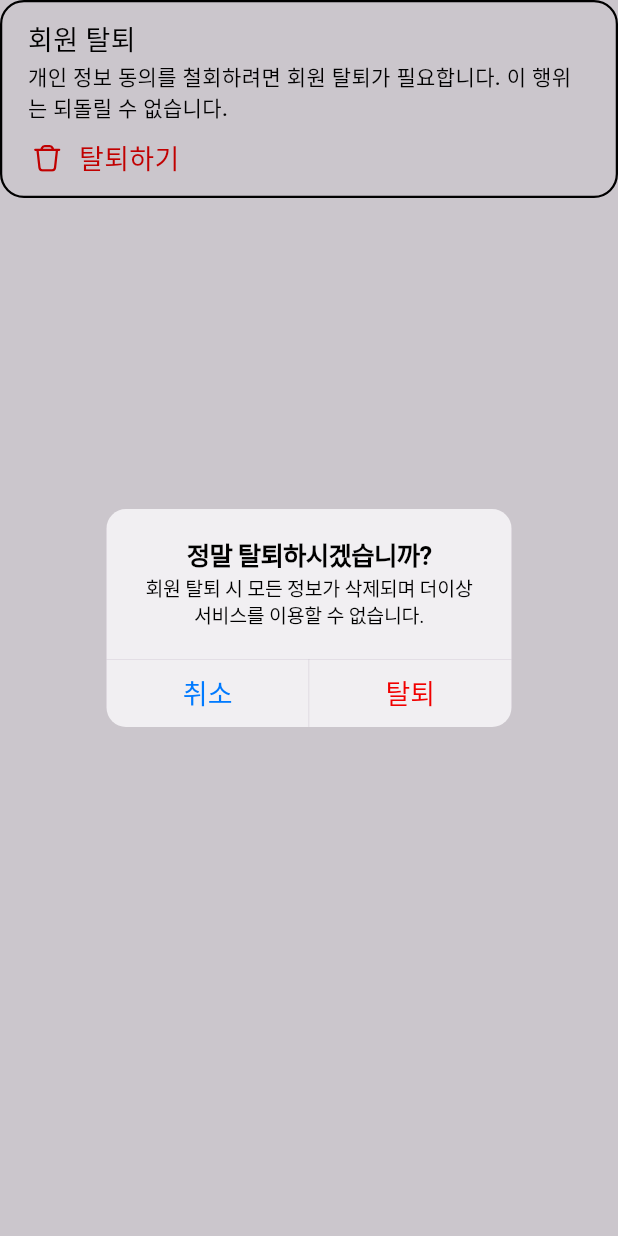
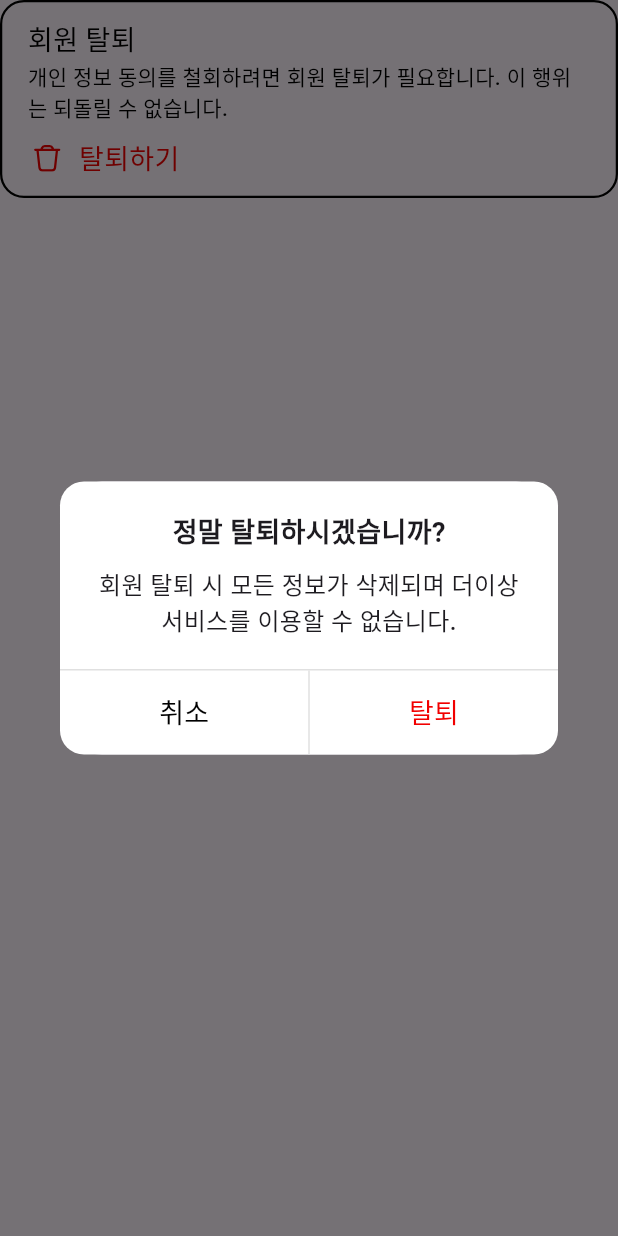
Before and after one commit to Yejin-02/bbun-finder-fe, a Flutter app: the BbunDelete widget shown alone on an empty page, opened directly, after a tap on "탈퇴하기", on a phone screen of 412 x 824 dp. Run offline on Flutter 3.47's test engine with Material 3 defaults, Android fonts, the phone set to English and light mode, and no system bars; our stand-ins replace auto_route, dio, flutter_bloc, flutter_dotenv, flutter_svg, freezed_annotation and 5 more; missing offline and left inert: dart:html, flutter_web_auth_2, flutter_web_frame, mutex; generated files the repository leaves out were written again; Roboto replaces fonts that are missing (Pretendard).

Commit message:
add custom dialog

```diff
--- a/lib/modules/bbun/presentation/widgets/bbun_delete.dart
+++ b/lib/modules/bbun/presentation/widgets/bbun_delete.dart
@@ -1,4 +1,4 @@
-import 'package:flutter/cupertino.dart';
+import 'package:bbun/modules/bbun/presentation/widgets/bbun_dialog.dart';
 import 'package:flutter/material.dart';
 import 'package:flutter_svg/flutter_svg.dart';
 
@@ -47,47 +47,10 @@ class BbunDelete extends StatelessWidget {
                   padding: const EdgeInsets.only(left: 4),
                   child: GestureDetector(
                     onTap: () {
-                      showCupertinoDialog(
+                      showDialog(
                         context: context,
                         builder: (BuildContext context) {
-                          return CupertinoAlertDialog(
-                            title: Text('정말 탈퇴하시겠습니까?'),
-                            content: Text(
-                                '회원 탈퇴 시 모든 정보가 삭제되며 더이상 서비스를 이용할 수 없습니다.'),
-                            actions: [
-                              CupertinoDialogAction(
-                                child: Text(
-                                  '취소',
-                                  style: TextStyle(
-                                    fontSize: 18,
-                                    color: CupertinoColors.activeBlue,
-                                    fontFamily: 'Pretendard',
-                                    fontWeight: FontWeight.w500,
-                                  ),
-                                ),
-                                onPressed: () {
-                                  Navigator.pop(context);
-                                },
-                              ),
-                              CupertinoDialogAction(
-                                isDestructiveAction: true,
-                                child: Text(
-                                  '탈퇴',
-                                  style: TextStyle(
-                                    fontSize: 18,
-                                    color: Color(0xFFF10000),
-                                    fontFamily: 'Pretendard',
-                                    fontWeight: FontWeight.w500,
-                                  ),
-                                ),
-                                onPressed: () {
-                                  // TODO: 탈퇴 로직 구현
-                                  print('탈퇴');
-                                  Navigator.pop(context);
-                                },
-                              ),
-                            ],
-                          );
+                          return BbunDialog();
                         },
                       );
                     },
--- /dev/null
+++ b/lib/modules/bbun/presentation/widgets/bbun_dialog.dart
@@ -0,0 +1,126 @@
+import 'package:flutter/material.dart';
+
+class BbunDialog extends StatelessWidget {
+  const BbunDialog({super.key});
+
+  @override
+  Widget build(BuildContext context) {
+    return Dialog(
+      child: Container(
+        decoration: BoxDecoration(
+          borderRadius: BorderRadius.circular(16),
+          color: Colors.white,
+        ),
+        child: Column(
+          mainAxisSize: MainAxisSize.min,
+          children: [
+            SizedBox(height: 20),
+            Padding(
+              padding: const EdgeInsets.symmetric(horizontal: 20),
+              child: Text(
+                '정말 탈퇴하시겠습니까?',
+                style: TextStyle(
+                  fontSize: 18,
+                  fontFamily: 'Pretendard',
+                  fontWeight: FontWeight.w600,
+                ),
+              ),
+            ),
+            SizedBox(height: 10),
+            Padding(
+              padding: const EdgeInsets.symmetric(horizontal: 20),
+              child: Text(
+                '회원 탈퇴 시 모든 정보가 삭제되며 더이상 서비스를 이용할 수 없습니다.',
+                textAlign: TextAlign.center,
+                style: TextStyle(
+                  fontSize: 16,
+                  fontFamily: 'Pretendard',
+                  fontWeight: FontWeight.w500,
+                ),
+              ),
+            ),
+            SizedBox(height: 20),
+            Divider(height: 1, color: Colors.grey[300]),
+            IntrinsicHeight(
+              child: Row(
+                children: [
+                  Expanded(
+                    child: TextButton(
+                      onPressed: () => Navigator.pop(context),
+                      style: ButtonStyle(
+                        shape: WidgetStateProperty.all<RoundedRectangleBorder>(
+                          RoundedRectangleBorder(
+                              borderRadius: BorderRadius.only(
+                                  bottomLeft:
+                                      Radius.circular(16.0)) // border radius 조정
+                              ),
+                        ),
+                        overlayColor: WidgetStateProperty.resolveWith<Color>(
+                          (Set<WidgetState> states) {
+                            if (states.contains(WidgetState.pressed)) {
+                              return Color(0xFFE2E2E2);
+                            }
+                            return Colors.transparent;
+                          },
+                        ),
+                      ),
+                      child: Padding(
+                        padding: const EdgeInsets.symmetric(vertical: 7),
+                        child: Text(
+                          '취소',
+                          style: TextStyle(
+                            fontSize: 18,
+                            fontFamily: 'Pretendard',
+                            fontWeight: FontWeight.w500,
+                            color: Colors.black,
+                          ),
+                        ),
+                      ),
+                    ),
+                  ),
+                  VerticalDivider(width: 1, color: Colors.grey[300]),
+                  Expanded(
+                    child: TextButton(
+                      onPressed: () {
+                        // TODO: 탈퇴 로직 구현
+                        print("탈퇴");
+                        Navigator.pop(context);
+                      },
+                      style: ButtonStyle(
+                        shape: WidgetStateProperty.all<RoundedRectangleBorder>(
+                          RoundedRectangleBorder(
+                              borderRadius: BorderRadius.only(
+                                  bottomRight: Radius.circular(16.0))),
+                        ),
+                        overlayColor: WidgetStateProperty.resolveWith<Color>(
+                          (Set<WidgetState> states) {
+                            if (states.contains(WidgetState.pressed)) {
+                              return Color(0xFFE2E2E2);
+                            }
+                            return Colors.transparent;
+                          },
+                        ),
+                      ),
+                      child: Padding(
+                        padding: const EdgeInsets.symmetric(vertical: 7),
+                        child: Text(
+                          '탈퇴',
+                          style: TextStyle(
+                            fontSize: 18,
+                            fontFamily: 'Pretendard',
+                            fontWeight: FontWeight.w500,
+                            color: Color(0xFFF10000),
+                          ),
+                        ),
+                      ),
+                    ),
+                  ),
+                ],
+              ),
+            ),
+          ],
+        ),
+      ),
+    );
+  }
+}
```
